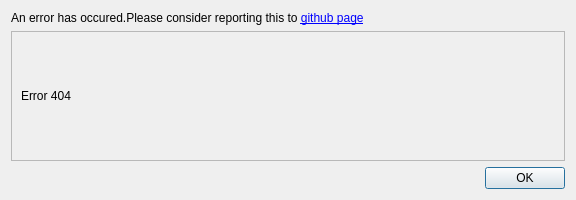
The window that ui/error_dialog.ui (Thenujan-0/grub-editor) describes before a commit, drawn with Qt 5.
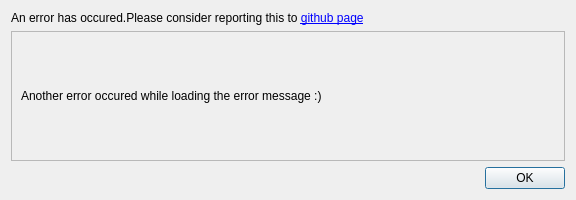
The same window after the commit.

Commit message: restructured files ,fixed a minor bug that occured when invalid default configuration is used

Patch:
```diff
--- a/ui/error_dialog.ui
+++ b/ui/error_dialog.ui
@@ -47,7 +47,7 @@
          <item row="0" column="0">
           <widget class="QLabel" name="label_2">
            <property name="text">
-            <string>Error 404</string>
+            <string>Another error occured while loading the error message :) </string>
            </property>
            <property name="textInteractionFlags">
             <set>Qt::LinksAccessibleByMouse|Qt::TextSelectableByMouse</set>
```
Left out of the diff: 7 changed lines with no effect on the pictures. The commit also changes 19 other files.
